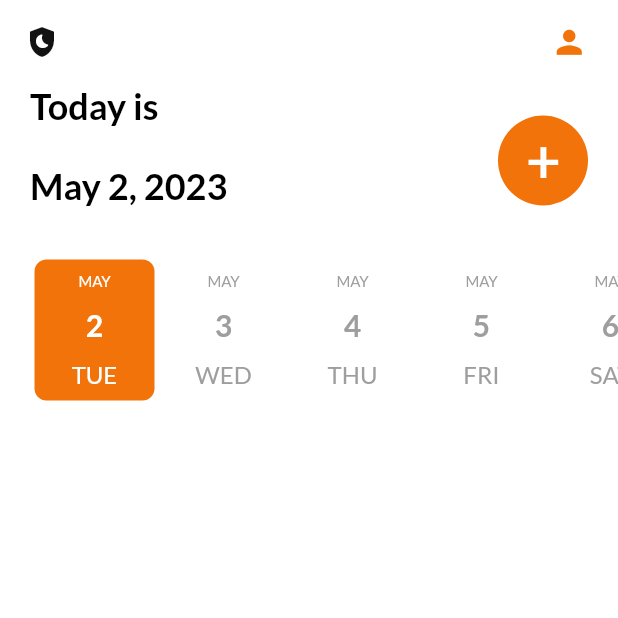
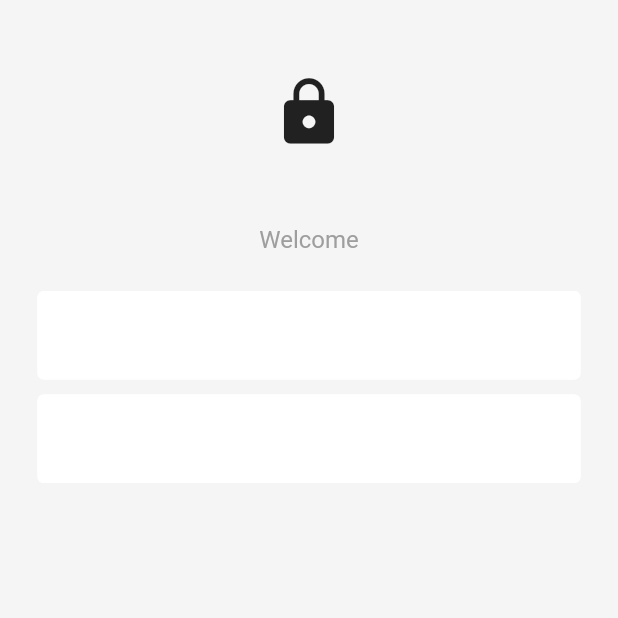
Before and after one commit to E-voni/TimeListApp, a Flutter app: the screen it shows after launch, on a phone screen of 412 x 824 dp, the top half of it. Run offline on Flutter 3.47's test engine with Material 2 defaults, Android fonts, the phone set to English and light mode, and no system bars; drawn by our look-alikes of date_picker_timeline; our stand-ins replace flutter_staggered_animations, flutter_svg, get, get_storage, google_fonts, sqflite; accounts and stored records are empty.

Commit message:
add login page

```diff
--- a/lib/main.dart
+++ b/lib/main.dart
@@ -5,6 +5,7 @@ import 'package:get/get.dart';
 import 'package:get_storage/get_storage.dart';
 import 'package:myapp/services/theme_services.dart';
 import 'package:myapp/ui/theme.dart';
+import 'package:myapp/ui/pages/login_page.dart';
 
 
 void main() async {
@@ -22,7 +23,7 @@ class MyApp extends StatelessWidget {
       theme: Themes.light,
       darkTheme: Themes.dark,
       themeMode: ThemeService().theme,
-      home: HomePage(),
+      home: LoginPage(),
     );
   }
 }
--- a/lib/ui/pages/home_page.dart
+++ b/lib/ui/pages/home_page.dart
@@ -27,7 +27,6 @@ class HomePage extends StatefulWidget {
 class _HomePageState extends State<HomePage> {
   DateTime _selectedDate = DateTime.parse(DateTime.now().toString());
   final _taskController = Get.put(TaskController());
-//  late var notifyHelper;
   bool animate=false;
   double left=630;
   double top=900;
@@ -35,9 +34,6 @@ class _HomePageState extends State<HomePage> {
   @override
   void initState() {
     super.initState();
-//    notifyHelper = NotifyHelper();
-//    notifyHelper.initializeNotification();
-//    notifyHelper.requestIOSPermissions();
     _timer = Timer(Duration(milliseconds: 500), () {
       setState(() {
         animate=true;
--- /dev/null
+++ b/lib/ui/pages/login_page.dart
@@ -0,0 +1,79 @@
+
+import 'package:flutter/material.dart';
+import 'package:get/get.dart';
+import 'package:myapp/ui/theme.dart';
+import 'package:flutter/src/material/colors.dart';
+
+import '../../services/theme_services.dart';
+
+class LoginPage extends StatelessWidget{
+  const LoginPage({super.key});
+
+  @override
+  Widget build(BuildContext context){
+    return Scaffold(
+      backgroundColor: Colors.grey[100],
+      body: SafeArea(
+        child: Center(
+          child: Column(
+            children: const [
+              SizedBox(height: 50),
+
+              Icon(Icons.lock,
+              size: 50,),
+
+              SizedBox(height: 50),
+              Text(
+                  "Welcome",
+                style: TextStyle(color: Colors.grey,
+                fontSize: 16,)
+              ),
+
+              SizedBox(height: 25),
+              //username textfield
+              Padding(
+                padding: EdgeInsets.symmetric(horizontal: 25.0),
+                child: TextField(
+                  decoration: InputDecoration(
+                    enabledBorder: OutlineInputBorder(
+                      borderSide: BorderSide(color: Colors.white),
+                    ),
+                    focusedBorder: OutlineInputBorder(
+                      borderSide: BorderSide(color: Colors.grey),
+                    ),
+                    fillColor: Colors.white,
+                    filled: true,
+                  ),
+                ),
+              ),
+
+              SizedBox(height: 10),
+              //password textfield
+              Padding(
+                padding: EdgeInsets.symmetric(horizontal: 25.0),
+                child: TextField(
+                  decoration: InputDecoration(
+                    enabledBorder: OutlineInputBorder(
+                      borderSide: BorderSide(color: Colors.white),
+                    ),
+                    focusedBorder: OutlineInputBorder(
+                      borderSide: BorderSide(color: Colors.grey),
+                    ),
+                    fillColor: Colors.white,
+                    filled: true,
+                  ),
+                ),
+              ),
+            ],
+
+          ),
+        ),
+      )
+
+
+
+    );
+  }
+
+
+}
--- a/pubspec.yaml
+++ b/pubspec.yaml
@@ -39,7 +39,7 @@ dependencies:
   intl:
   google_fonts:
   date_picker_timeline:
-
+  google_sign_in:
   flutter_svg:
   flutter_staggered_animations:
 
@@ -71,7 +71,8 @@ flutter:
   uses-material-design: true
 
   # To add assets to your application, add an assets section, like this:
-  # assets:
+  assets:
+    - lib/images/google_logo.png
   #   - images/a_dot_burr.jpeg
   #   - images/a_dot_ham.jpeg
 
```
Also changed, not shown: lib/images/google_logo.png (added), pubspec.lock.
